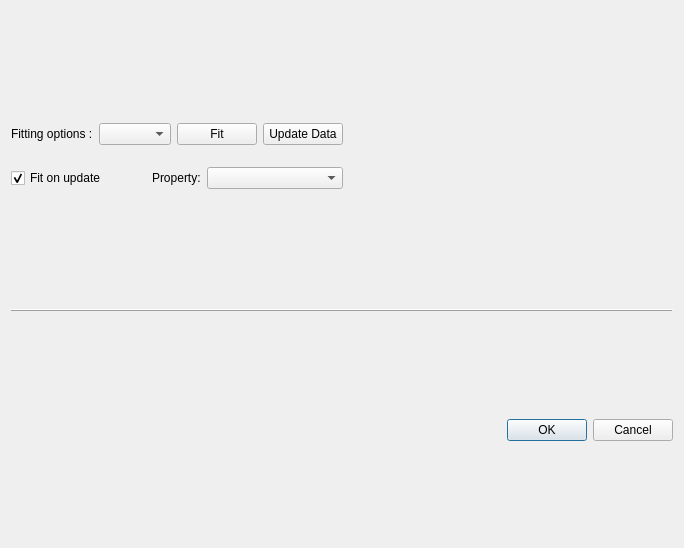
The window that src/pythonGui/karabogui/graph/plots/dialogs/data_analysis.ui (European-XFEL/Karabo) describes before a commit, drawn with Qt 5.
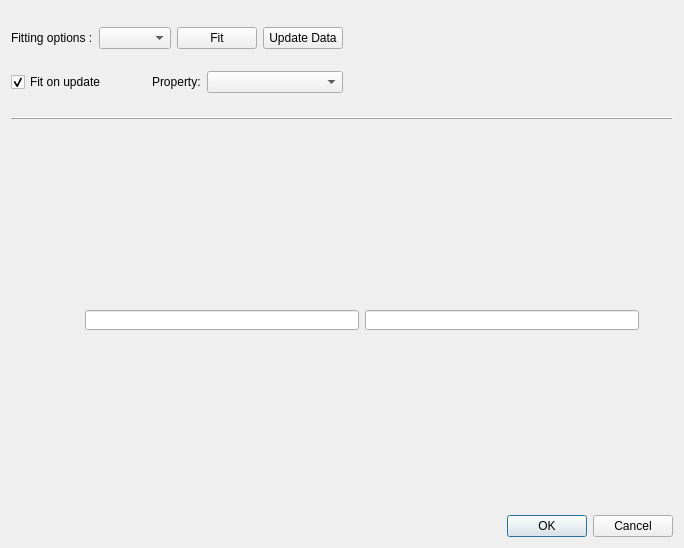
The same window after the commit. The open tabs and pages were chosen to show the change.

Commit message: GUI: "Data Analysis Dialog: Provide ROI (Vertical lines) for fitting area on demand"

```diff
--- a/src/pythonGui/karabogui/graph/plots/dialogs/data_analysis.ui
+++ b/src/pythonGui/karabogui/graph/plots/dialogs/data_analysis.ui
@@ -13,7 +13,7 @@
   <property name="windowTitle">
    <string>Data Analysis</string>
   </property>
-  <layout class="QVBoxLayout" name="verticalLayout" stretch="0,0,8,0">
+  <layout class="QVBoxLayout" name="verticalLayout" stretch="0,0,8,0,0">
    <item>
     <layout class="QHBoxLayout" name="horizontalLayout_2" stretch="0,0,0,0">
      <item>
@@ -169,6 +169,118 @@
      </property>
     </layout>
    </item>
+   <item>
+    <widget class="QStackedWidget" name="stackedWidget">
+     <widget class="QWidget" name="page_5">
+      <layout class="QVBoxLayout" name="verticalLayout_4">
+       <property name="topMargin">
+        <number>0</number>
+       </property>
+       <property name="rightMargin">
+        <number>0</number>
+       </property>
+       <property name="bottomMargin">
+        <number>0</number>
+       </property>
+       <item>
+        <spacer name="horizontalSpacer_3">
+         <property name="orientation">
+          <enum>Qt::Horizontal</enum>
+         </property>
+         <property name="sizeHint" stdset="0">
+          <size>
+           <width>751</width>
+           <height>20</height>
+          </size>
+         </property>
+        </spacer>
+       </item>
+      </layout>
+     </widget>
+     <widget class="QWidget" name="page_4">
+      <layout class="QVBoxLayout" name="verticalLayout_6">
+       <property name="topMargin">
+        <number>0</number>
+       </property>
+       <property name="bottomMargin">
+        <number>0</number>
+       </property>
+       <item>
+        <layout class="QHBoxLayout" name="horizontalLayout_5">
+         <item>
+          <spacer name="horizontalSpacer_2">
+           <property name="orientation">
+            <enum>Qt::Horizontal</enum>
+           </property>
+           <property name="sizeType">
+            <enum>QSizePolicy::Fixed</enum>
+           </property>
+           <property name="sizeHint" stdset="0">
+            <size>
+             <width>65</width>
+             <height>20</height>
+            </size>
+           </property>
+          </spacer>
+         </item>
+         <item>
+          <widget class="QLineEdit" name="left_pos_line_edit">
+           <property name="maximumSize">
+            <size>
+             <width>16777215</width>
+             <height>20</height>
+            </size>
+           </property>
+           <property name="font">
+            <font>
+             <pointsize>11</pointsize>
+            </font>
+           </property>
+           <property name="readOnly">
+            <bool>true</bool>
+           </property>
+          </widget>
+         </item>
+         <item>
+          <widget class="QLineEdit" name="right_pos_line_edit">
+           <property name="maximumSize">
+            <size>
+             <width>16777215</width>
+             <height>20</height>
+            </size>
+           </property>
+           <property name="font">
+            <font>
+             <pointsize>11</pointsize>
+            </font>
+           </property>
+           <property name="readOnly">
+            <bool>true</bool>
+           </property>
+          </widget>
+         </item>
+         <item>
+          <spacer name="horizontalSpacer_4">
+           <property name="orientation">
+            <enum>Qt::Horizontal</enum>
+           </property>
+           <property name="sizeType">
+            <enum>QSizePolicy::Fixed</enum>
+           </property>
+           <property name="sizeHint" stdset="0">
+            <size>
+             <width>25</width>
+             <height>20</height>
+            </size>
+           </property>
+          </spacer>
+         </item>
+        </layout>
+       </item>
+      </layout>
+     </widget>
+    </widget>
+   </item>
    <item>
     <widget class="QDialogButtonBox" name="buttonBox">
      <property name="orientation">
```
The commit also changes 4 other files.
